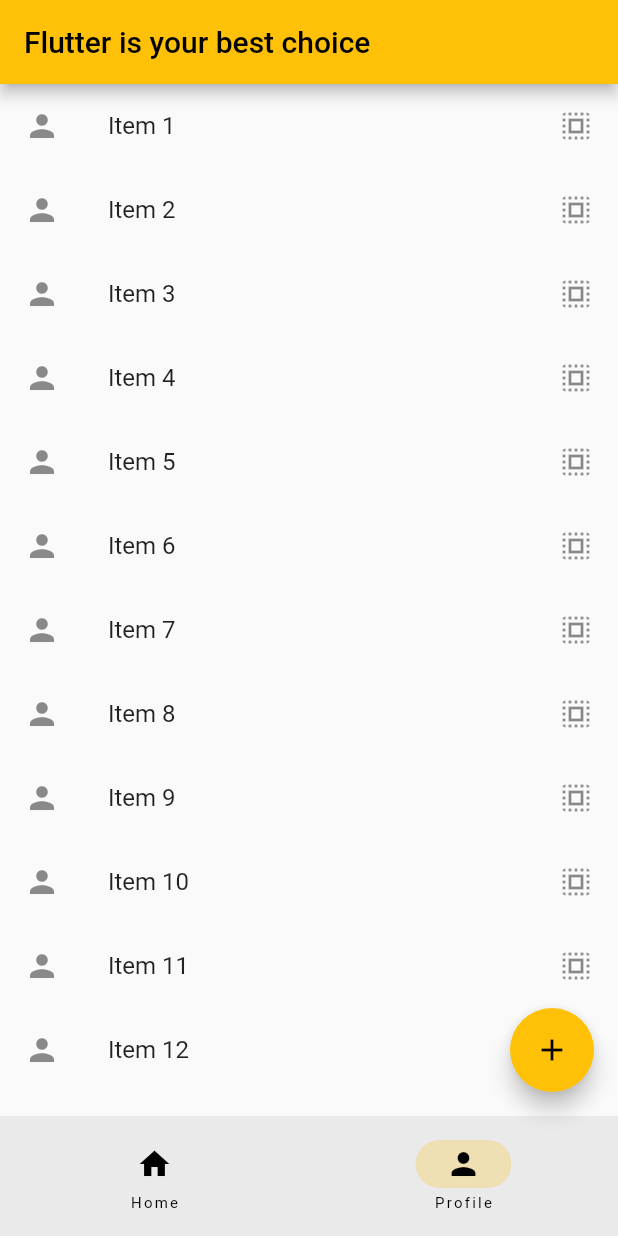
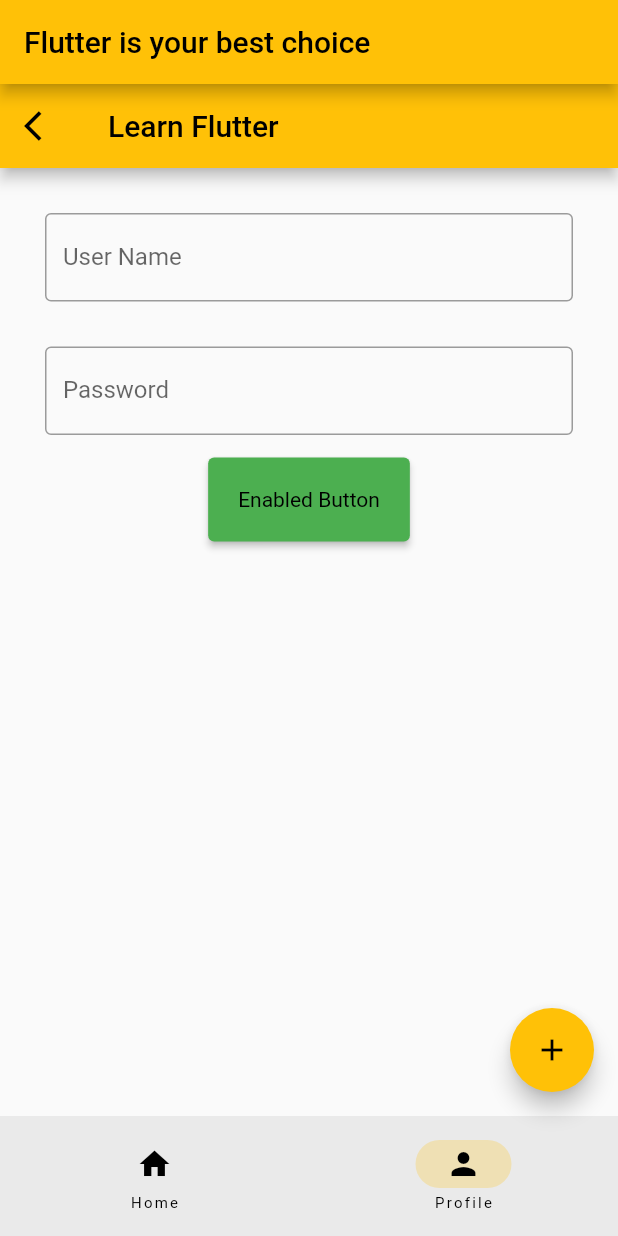
Before and after one commit to Chheng-Sophin/Flutter-Project, a Flutter app: the screen it shows after launch, item 2 of the bottom bar chosen, on a phone screen of 412 x 824 dp. Run offline on Flutter 3.47's test engine with Material 2 defaults, Android fonts, the phone set to English and light mode, and no system bars.

Commit message:
third commit

```diff
--- a/app/lib/main.dart
+++ b/app/lib/main.dart
@@ -28,9 +28,9 @@ class RootPage extends StatefulWidget {
 
 class _RootPageState extends State<RootPage> {
   int currentPage = 0;
-  List<Widget> pages = const[
-    HomePage(),
-    ProfilePage()
+  List<Widget> pages = [
+    const HomePage(),
+    const ProfilePage()
   ];
   @override
   Widget build(BuildContext context) {
--- a/app/lib/profile_page.dart
+++ b/app/lib/profile_page.dart
@@ -1,26 +1,74 @@
 
 import 'package:flutter/material.dart';
 
-const int itemCount = 20;
 
-class ProfilePage extends StatelessWidget {
+class ProfilePage extends StatefulWidget {
   const ProfilePage({ Key? key }) : super(key: key);
 
   @override
+  State<ProfilePage> createState() => _ProfilePageState();
+}
+
+class _ProfilePageState extends State<ProfilePage> {
+  String istapped = '';
+  @override
   Widget build(BuildContext context) {
-    return ListView.builder(
-      itemCount: itemCount,
-      itemBuilder: (
-        BuildContext context,
-        int index){
-      return  ListTile(
-        title: Text('Item ${(index + 1)}'),
-        leading: const Icon(Icons.person),
-        trailing: const Icon(Icons.select_all),
-        onTap: (){
-          debugPrint('Item ${(index + 1)} selected');
-        },
-      );
-    },);
+    return Scaffold(
+        appBar: AppBar(
+          title: const Text('Learn Flutter'),
+          automaticallyImplyLeading: false,
+          leading: IconButton(
+          onPressed: () {
+            Navigator.of(context).pop();
+          },
+          icon: const Icon(Icons.arrow_back_ios),
+        ),
+        ),
+
+        body: Padding(
+            padding: const EdgeInsets.all(15),
+            child: Column(
+              children: <Widget>[
+                const Padding(
+                  padding: EdgeInsets.all(15),
+                  child: TextField(
+                    decoration: InputDecoration(
+                      border: OutlineInputBorder(),
+                      labelText: 'User Name',
+                      hintText: 'Enter Your Name',
+                    ),
+                  ),
+                ),
+                const Padding(
+                  padding: EdgeInsets.all(15),
+                  child: TextField(
+                    obscureText: true,
+                    decoration: InputDecoration(
+                      border: OutlineInputBorder(),
+                      labelText: 'Password',
+                      hintText: 'Enter Password',
+                    ),
+                  ),
+                ),
+                ElevatedButton(
+                style: ButtonStyle(
+                    backgroundColor: MaterialStateProperty.all(Colors.green),
+                    padding:
+                        MaterialStateProperty.all(const EdgeInsets.all(20)),
+                    textStyle: MaterialStateProperty.all(
+                        const TextStyle(fontSize: 14, color: Colors.white))),
+                onPressed: () {
+                  setState(() {
+                    istapped = 'Button tapped';
+                  });
+                },
+                child: const Text('Enabled Button')),
+
+              ],
+            )
+        )
+    );
+
   }
+  //void setState(Null Function() param0) {}
 }
```
